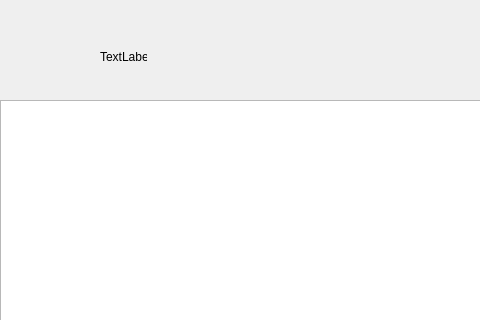
Above: tanks/widget.ui from origiboy/mai_project before the change; both pictures show x 0 to 480 and y 0 to 320 of the 900 by 1000 pixel window. Below: the same form after it.
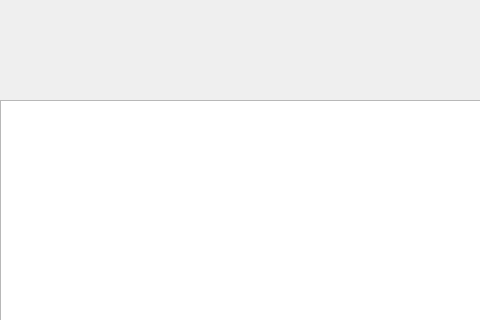
That is the form after the change.

Patch:
```diff
--- a/tanks/widget.ui
+++ b/tanks/widget.ui
@@ -26,19 +26,6 @@
     <number>0</number>
    </property>
   </widget>
-  <widget class="QLabel" name="label">
-   <property name="geometry">
-    <rect>
-     <x>100</x>
-     <y>50</y>
-     <width>47</width>
-     <height>13</height>
-    </rect>
-   </property>
-   <property name="text">
-    <string>TextLabel</string>
-   </property>
-  </widget>
  </widget>
  <resources/>
  <connections/>
```
Left out of the diff: 3 changed lines with no effect on the pictures.
